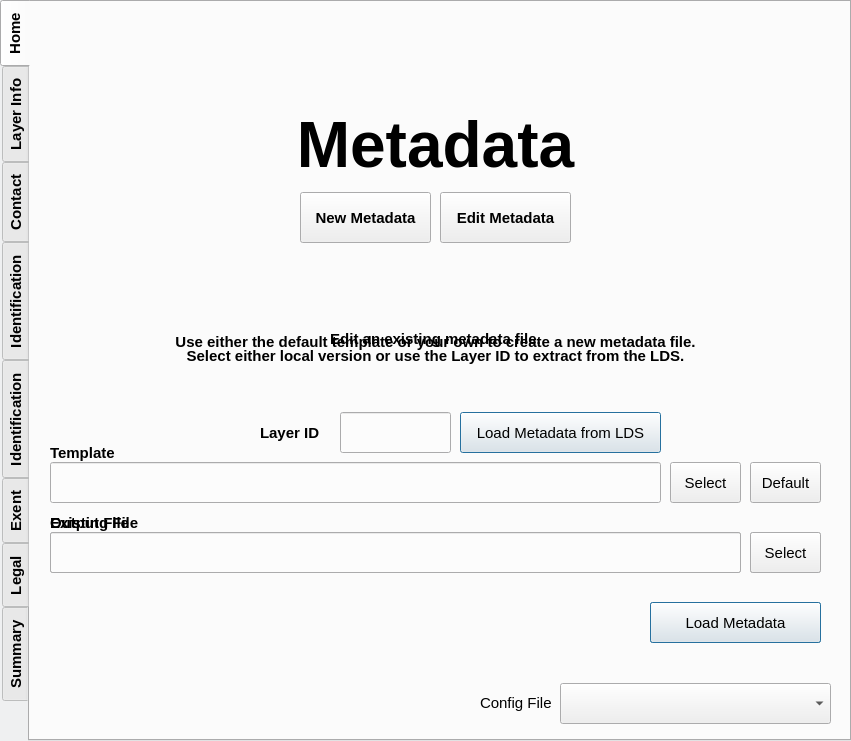
Qt form linz_metadata_dialog_base.ui (josephramsay/anzlic-validator) before a commit.
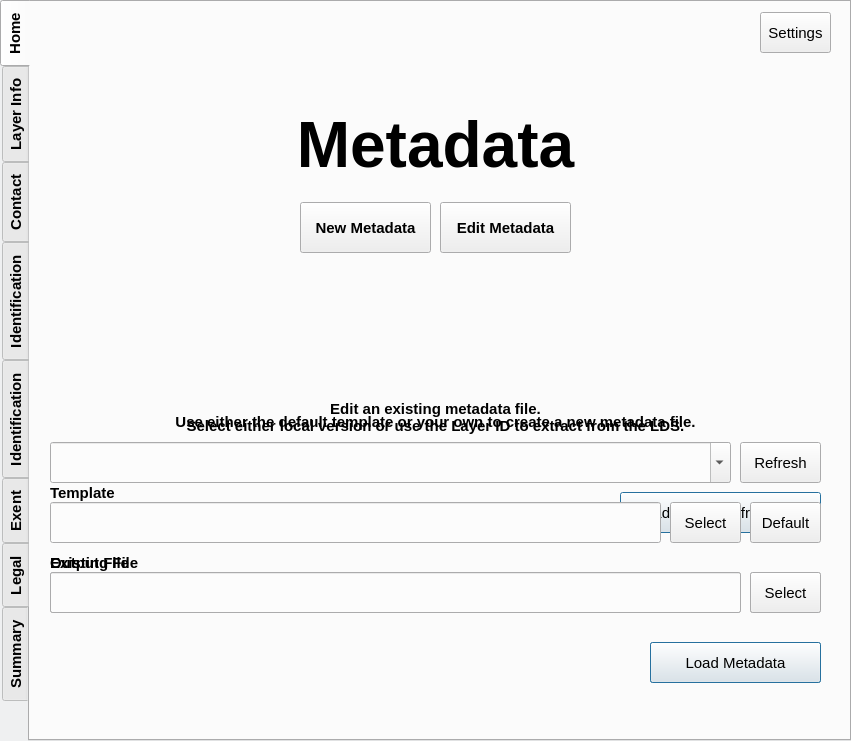
The same form after that commit. The open tabs and pages were chosen to show the change. Custom widgets are drawn as their Qt base class.

The edit to the form file:
```diff
--- a/linz_metadata_dialog_base.ui
+++ b/linz_metadata_dialog_base.ui
@@ -21,8 +21,8 @@
   </property>
   <property name="minimumSize">
    <size>
-    <width>707</width>
-    <height>533</height>
+    <width>851</width>
+    <height>741</height>
    </size>
   </property>
   <property name="maximumSize">
@@ -154,31 +154,11 @@
      <set>Qt::AlignCenter</set>
     </property>
    </widget>
-   <widget class="QLabel" name="label_15">
-    <property name="geometry">
-     <rect>
-      <x>450</x>
-      <y>680</y>
-      <width>81</width>
-      <height>41</height>
-     </rect>
-    </property>
-    <property name="font">
-     <font>
-      <pointsize>11</pointsize>
-      <weight>50</weight>
-      <bold>false</bold>
-     </font>
-    </property>
-    <property name="text">
-     <string>Config File</string>
-    </property>
-   </widget>
    <widget class="QPushButton" name="newMetadataButton">
     <property name="geometry">
      <rect>
       <x>270</x>
-      <y>190</y>
+      <y>200</y>
       <width>131</width>
       <height>51</height>
      </rect>
@@ -198,7 +178,7 @@
     <property name="geometry">
      <rect>
       <x>410</x>
-      <y>190</y>
+      <y>200</y>
       <width>131</width>
       <height>51</height>
      </rect>
@@ -218,9 +198,9 @@
     <property name="geometry">
      <rect>
       <x>10</x>
-      <y>650</y>
+      <y>280</y>
       <width>791</width>
-      <height>41</height>
+      <height>71</height>
      </rect>
     </property>
     <property name="palette">
@@ -276,34 +256,11 @@
      <set>Qt::LinksAccessibleByMouse|Qt::TextSelectableByKeyboard|Qt::TextSelectableByMouse</set>
     </property>
    </widget>
-   <widget class="QComboBox" name="configSelector">
-    <property name="geometry">
-     <rect>
-      <x>530</x>
-      <y>681</y>
-      <width>271</width>
-      <height>41</height>
-     </rect>
-    </property>
-    <property name="minimumSize">
-     <size>
-      <width>121</width>
-      <height>32</height>
-     </size>
-    </property>
-    <property name="font">
-     <font>
-      <pointsize>11</pointsize>
-      <weight>50</weight>
-      <bold>false</bold>
-     </font>
-    </property>
-   </widget>
    <widget class="QWidget" name="editMetadata" native="true">
     <property name="geometry">
      <rect>
       <x>10</x>
-      <y>300</y>
+      <y>340</y>
       <width>791</width>
       <height>351</height>
      </rect>
@@ -312,7 +269,7 @@
      <property name="geometry">
       <rect>
        <x>0</x>
-       <y>20</y>
+       <y>50</y>
        <width>791</width>
        <height>51</height>
       </rect>
@@ -440,30 +397,11 @@
       <bool>false</bool>
      </property>
     </widget>
-    <widget class="QLabel" name="editMetadataLabel_5">
-     <property name="geometry">
-      <rect>
-       <x>220</x>
-       <y>110</y>
-       <width>71</width>
-       <height>41</height>
-      </rect>
-     </property>
-     <property name="font">
-      <font>
-       <weight>75</weight>
-       <bold>true</bold>
-      </font>
-     </property>
-     <property name="text">
-      <string>Layer ID</string>
-     </property>
-    </widget>
     <widget class="QPushButton" name="loadMetadataID">
      <property name="geometry">
       <rect>
-       <x>420</x>
-       <y>110</y>
+       <x>580</x>
+       <y>150</y>
        <width>201</width>
        <height>41</height>
       </rect>
@@ -526,7 +464,7 @@
      <property name="geometry">
       <rect>
        <x>380</x>
-       <y>170</y>
+       <y>180</y>
        <width>21</width>
        <height>31</height>
       </rect>
@@ -542,23 +480,6 @@
       <string>Or</string>
      </property>
     </widget>
-    <widget class="QLineEdit" name="loadLayerID">
-     <property name="geometry">
-      <rect>
-       <x>300</x>
-       <y>110</y>
-       <width>111</width>
-       <height>41</height>
-      </rect>
-     </property>
-     <property name="font">
-      <font>
-       <pointsize>11</pointsize>
-       <weight>50</weight>
-       <bold>false</bold>
-      </font>
-     </property>
-    </widget>
     <widget class="QLineEdit" name="metadataFile">
      <property name="geometry">
       <rect>
@@ -576,12 +497,53 @@
       </font>
      </property>
     </widget>
+    <widget class="QPushButton" name="refresh">
+     <property name="geometry">
+      <rect>
+       <x>700</x>
+       <y>100</y>
+       <width>81</width>
+       <height>41</height>
+      </rect>
+     </property>
+     <property name="font">
+      <font>
+       <pointsize>11</pointsize>
+       <weight>50</weight>
+       <bold>false</bold>
+      </font>
+     </property>
+     <property name="text">
+      <string>Refresh</string>
+     </property>
+    </widget>
+    <widget class="QComboBox" name="testLayer">
+     <property name="geometry">
+      <rect>
+       <x>10</x>
+       <y>100</y>
+       <width>681</width>
+       <height>41</height>
+      </rect>
+     </property>
+     <property name="font">
+      <font>
+       <pointsize>11</pointsize>
+      </font>
+     </property>
+     <property name="editable">
+      <bool>true</bool>
+     </property>
+     <property name="insertPolicy">
+      <enum>QComboBox::InsertAlphabetically</enum>
+     </property>
+    </widget>
    </widget>
    <widget class="QWidget" name="newMetadata" native="true">
     <property name="geometry">
      <rect>
       <x>10</x>
-      <y>300</y>
+      <y>340</y>
       <width>791</width>
       <height>351</height>
      </rect>
@@ -733,7 +695,7 @@
      <property name="geometry">
       <rect>
        <x>0</x>
-       <y>30</y>
+       <y>70</y>
        <width>791</width>
        <height>20</height>
       </rect>
@@ -856,15 +818,25 @@
      </property>
     </widget>
    </widget>
-   <zorder>MetadataTitle</zorder>
-   <zorder>label_15</zorder>
-   <zorder>newMetadataButton</zorder>
-   <zorder>editMetadataButton</zorder>
-   <zorder>loadError</zorder>
-   <zorder>configSelector</zorder>
-   <zorder>editMetadata</zorder>
-   <zorder>newMetadata</zorder>
-   <zorder>templateInstuctions</zorder>
+   <widget class="QPushButton" name="settings">
+    <property name="geometry">
+     <rect>
+      <x>730</x>
+      <y>10</y>
+      <width>71</width>
+      <height>41</height>
+     </rect>
+    </property>
+    <property name="font">
+     <font>
+      <weight>50</weight>
+      <bold>false</bold>
+     </font>
+    </property>
+    <property name="text">
+     <string>Settings</string>
+    </property>
+   </widget>
   </widget>
   <widget class="QWidget" name="layerInfoTab">
    <property name="enabled">
```
Left out of the diff: 225 changed lines with no effect on the pictures.
